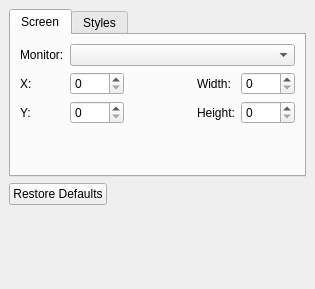
Above: configdialog.ui from Subtivals/subtivals before the change. Below: the same form after it.
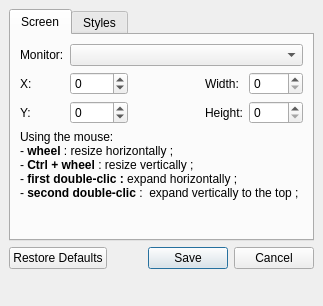
That is the form after the change.

```diff
--- a/configdialog.ui
+++ b/configdialog.ui
@@ -6,8 +6,8 @@
    <rect>
     <x>0</x>
     <y>0</y>
-    <width>315</width>
-    <height>289</height>
+    <width>323</width>
+    <height>306</height>
    </rect>
   </property>
   <property name="windowTitle">
@@ -47,6 +47,9 @@
         </item>
         <item row="1" column="1">
          <widget class="QSpinBox" name="x">
+          <property name="minimum">
+           <number>-9999</number>
+          </property>
           <property name="maximum">
            <number>9999</number>
           </property>
@@ -94,6 +97,9 @@
         </item>
         <item row="2" column="1">
          <widget class="QSpinBox" name="y">
+          <property name="minimum">
+           <number>-9999</number>
+          </property>
           <property name="maximum">
            <number>9999</number>
           </property>
@@ -132,7 +138,7 @@
           </property>
          </widget>
         </item>
-        <item row="3" column="2">
+        <item row="4" column="2">
          <spacer name="verticalSpacer">
           <property name="orientation">
            <enum>Qt::Vertical</enum>
@@ -145,6 +151,21 @@
           </property>
          </spacer>
         </item>
+        <item row="3" column="0" colspan="5">
+         <widget class="QLabel" name="label_6">
+          <property name="text">
+           <string>&lt;!DOCTYPE HTML PUBLIC &quot;-//W3C//DTD HTML 4.0//EN&quot; &quot;http://www.w3.org/TR/REC-html40/strict.dtd&quot;&gt;
+&lt;html&gt;&lt;head&gt;&lt;meta name=&quot;qrichtext&quot; content=&quot;1&quot; /&gt;&lt;style type=&quot;text/css&quot;&gt;
+p, li { white-space: pre-wrap; }
+&lt;/style&gt;&lt;/head&gt;&lt;body style=&quot; font-family:'Ubuntu'; font-size:9pt; font-weight:400; font-style:normal;&quot;&gt;
+&lt;p style=&quot; margin-top:0px; margin-bottom:0px; margin-left:0px; margin-right:0px; -qt-block-indent:0; text-indent:0px;&quot;&gt;Using the mouse:&lt;/p&gt;
+&lt;p style=&quot; margin-top:0px; margin-bottom:0px; margin-left:0px; margin-right:0px; -qt-block-indent:0; text-indent:0px;&quot;&gt;- &lt;span style=&quot; font-weight:600;&quot;&gt;wheel&lt;/span&gt; : resize horizontally ;&lt;/p&gt;
+&lt;p style=&quot; margin-top:0px; margin-bottom:0px; margin-left:0px; margin-right:0px; -qt-block-indent:0; text-indent:0px;&quot;&gt;-&lt;span style=&quot; font-weight:600;&quot;&gt; Ctrl + wheel&lt;/span&gt; : resize vertically ;&lt;/p&gt;
+&lt;p style=&quot; margin-top:0px; margin-bottom:0px; margin-left:0px; margin-right:0px; -qt-block-indent:0; text-indent:0px;&quot;&gt;- &lt;span style=&quot; font-weight:600;&quot;&gt;first&lt;/span&gt; &lt;span style=&quot; font-weight:600;&quot;&gt;double-clic : &lt;/span&gt;expand horizontally ;&lt;/p&gt;
+&lt;p style=&quot; margin-top:0px; margin-bottom:0px; margin-left:0px; margin-right:0px; -qt-block-indent:0; text-indent:0px;&quot;&gt;- &lt;span style=&quot; font-weight:600;&quot;&gt;second&lt;/span&gt; &lt;span style=&quot; font-weight:600;&quot;&gt;double-clic&lt;/span&gt; :  expand vertically to the top ;&lt;/p&gt;&lt;/body&gt;&lt;/html&gt;</string>
+          </property>
+         </widget>
+        </item>
        </layout>
       </widget>
       <widget class="QWidget" name="tabStyles">
@@ -157,7 +178,7 @@
     <item row="1" column="0">
      <widget class="QDialogButtonBox" name="buttonBox">
       <property name="standardButtons">
-       <set>QDialogButtonBox::RestoreDefaults</set>
+       <set>QDialogButtonBox::Cancel|QDialogButtonBox::RestoreDefaults|QDialogButtonBox::Save</set>
       </property>
      </widget>
     </item>
```
Left out of the diff: 16 changed lines with no effect on the pictures.
